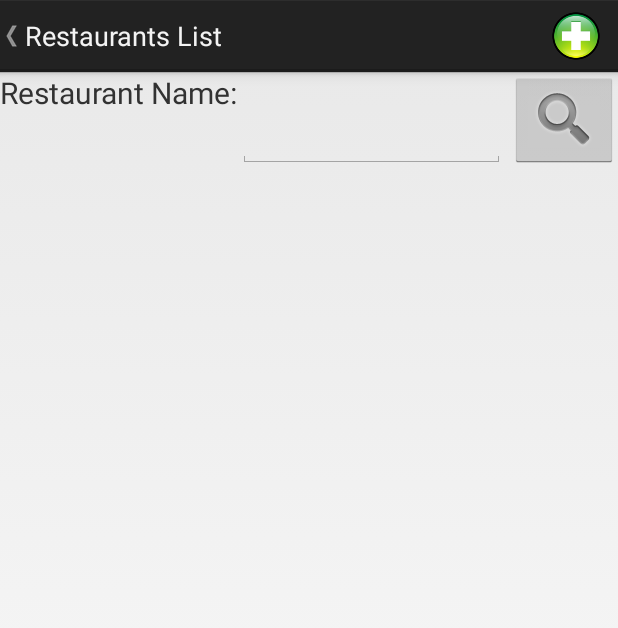
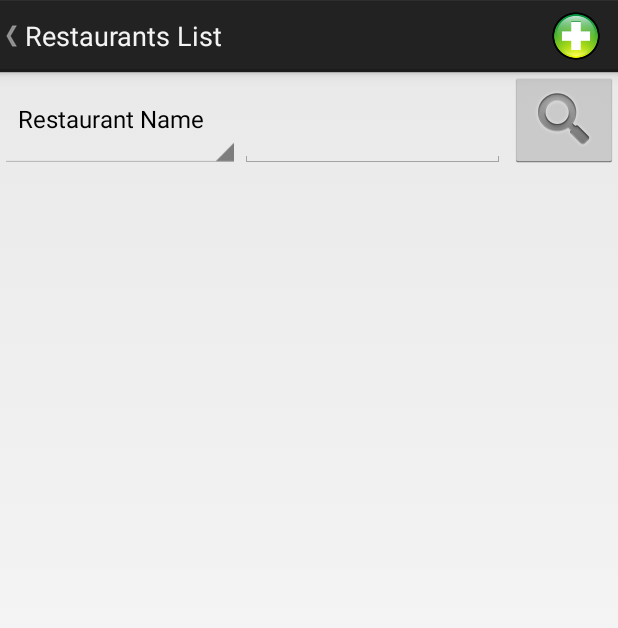
Before and after one commit to eldar1560/android-fp, an Android app: the screen it shows after launch (RestaurantListActivity), after a tap on an icon or button, on a phone screen of 412 x 824 dp. Shown: the top 628 px of the screen. Run offline under Robolectric (Android 15) with nearby library versions, the phone set to English and light mode, and no system bars.

Commit message:
Added drop down list for searching

```diff
--- a/app/src/main/java/com/example/fp/androidapp/RestaurantListFragment.java
+++ b/app/src/main/java/com/example/fp/androidapp/RestaurantListFragment.java
@@ -18,6 +18,7 @@ import android.widget.CheckBox;
 import android.widget.EditText;
 import android.widget.ImageButton;
 import android.widget.ListView;
+import android.widget.Spinner;
 import android.widget.TextView;
 
 import com.example.fp.androidapp.model.Model;
@@ -149,6 +150,7 @@ public class RestaurantListFragment extends Fragment {
 
         adapter = new StudentsListAdapter();
         final EditText searchTxt = (EditText) contentView.findViewById(R.id.search);
+        final Spinner dropList = (Spinner)  contentView.findViewById(R.id.spinner);
         ImageButton searchBtn = (ImageButton) contentView.findViewById(R.id.search_button);
 
         searchBtn.setOnClickListener(new View.OnClickListener() {
@@ -156,6 +158,7 @@ public class RestaurantListFragment extends Fragment {
             public void onClick(View v) {
                 if(listener != null)
                     listener.onSearch(searchTxt.getText().toString());
+                Log.d("Mife","Spinner clicked:"+dropList.getSelectedItem().toString());
             }
         });
         list.setAdapter(adapter);
--- a/app/src/main/res/layout/fragment_restaurant_list.xml
+++ b/app/src/main/res/layout/fragment_restaurant_list.xml
@@ -13,11 +13,13 @@
         android:layout_height="wrap_content"
         android:orientation="horizontal">
 
-        <TextView
+        <Spinner
+            android:id="@+id/spinner"
             android:layout_width="wrap_content"
             android:layout_height="match_parent"
-            android:text="Restaurant Name:"
-            android:textSize="20dp" />
+            android:drawSelectorOnTop="true"
+            android:entries="@array/restaurant_variables"
+            />
 
         <EditText
             android:id="@+id/search"
--- a/app/src/main/res/values/strings.xml
+++ b/app/src/main/res/values/strings.xml
@@ -1,3 +1,8 @@
 <resources>
     <string name="app_name">Class3Demo</string>
+    <string-array name="restaurant_variables">
+        <item>Restaurant Name</item>
+        <item>Food Name</item>
+        <item>User Name</item>
+    </string-array>
 </resources>
```
